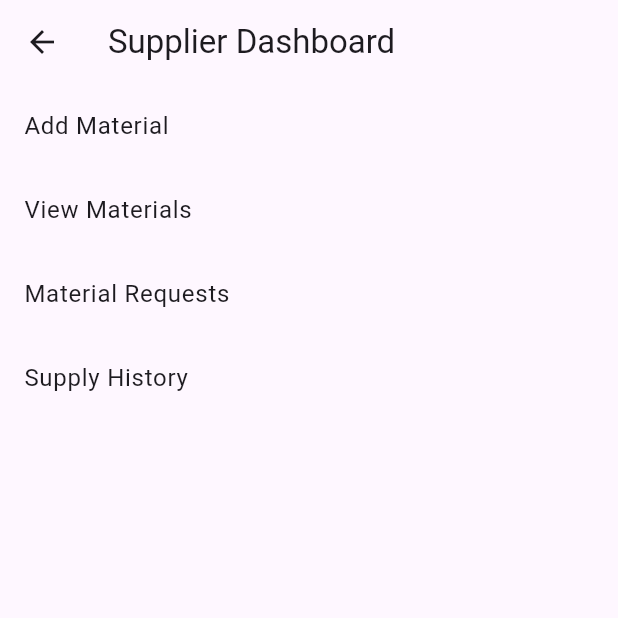
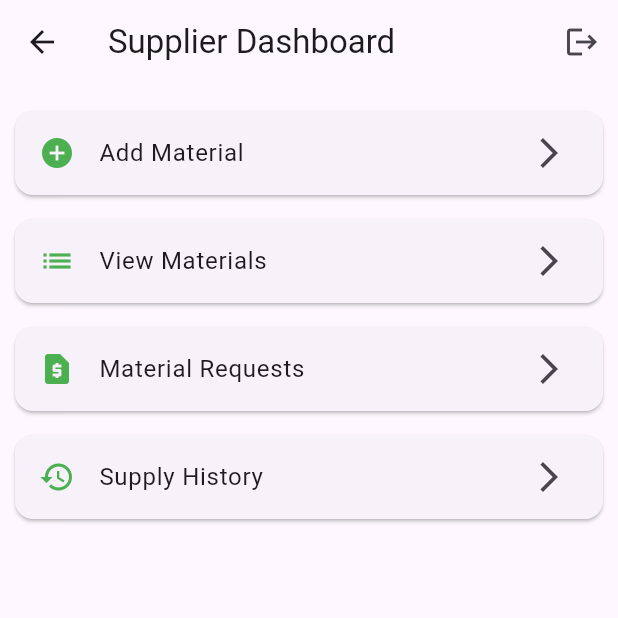
Before and after one commit to Abis641/footwear_mms_v2, a Flutter app: the SupplierDashboard screen opened directly, on a phone screen of 412 x 824 dp, the top half of it. Run offline on Flutter 3.47's test engine with Material 3 defaults, Android fonts, the phone set to English and light mode, and no system bars; our stand-ins replace cloud_firestore, firebase_auth, firebase_core; accounts and stored records are empty.

Commit message:
Refactor Supplier Dashboard to use _buildCard method

```diff
--- a/lib/supplier/supplier_dashboard.dart
+++ b/lib/supplier/supplier_dashboard.dart
@@ -1,4 +1,7 @@
 import 'package:flutter/material.dart';
+import 'package:firebase_auth/firebase_auth.dart';
+
+import '../auth/login_screen.dart';
 import 'add_material_page.dart';
 import 'material_list_page.dart';
 import 'material_requests_page.dart';
@@ -10,39 +13,75 @@
   @override
   Widget build(BuildContext context) {
     return Scaffold(
-      appBar: AppBar(title: const Text("Supplier Dashboard")),
+      appBar: AppBar(
+        title: const Text("Supplier Dashboard"),
+        actions: [
+          IconButton(
+            icon: const Icon(Icons.logout),
+            onPressed: () async {
+              await FirebaseAuth.instance.signOut();
+
+              Navigator.pushAndRemoveUntil(
+                context,
+                MaterialPageRoute(
+                  builder: (_) => const LoginScreen(),
+                ),
+                (route) => false,
+              );
+            },
+          ),
+        ],
+      ),
+
       body: ListView(
+        padding: const EdgeInsets.all(10),
         children: [
-          ListTile(
-            title: const Text("Add Material"),
-            onTap: () => Navigator.push(
-              context,
-              MaterialPageRoute(builder: (_) => const AddMaterialPage()),
-            ),
+          _buildCard(
+            context,
+            title: "Add Material",
+            icon: Icons.add_circle,
+            page: const AddMaterialPage(),
           ),
-          ListTile(
-            title: const Text("View Materials"),
-            onTap: () => Navigator.push(
-              context,
-              MaterialPageRoute(builder: (_) => const MaterialListPage()),
-            ),
+          _buildCard(
+            context,
+            title: "View Materials",
+            icon: Icons.list,
+            page: const MaterialListPage(),
           ),
-          ListTile(
-            title: const Text("Material Requests"),
-            onTap: () => Navigator.push(
-              context,
-              MaterialPageRoute(builder: (_) => const MaterialRequestsPage()),
-            ),
+          _buildCard(
+            context,
+            title: "Material Requests",
+            icon: Icons.request_page,
+            page: const MaterialRequestsPage(),
           ),
-          ListTile(
-            title: const Text("Supply History"),
-            onTap: () => Navigator.push(
-              context,
-              MaterialPageRoute(builder: (_) => const SupplyHistoryPage()),
-            ),
+          _buildCard(
+            context,
+            title: "Supply History",
+            icon: Icons.history,
+            page: const SupplyHistoryPage(),
           ),
         ],
       ),
     );
   }
+
+  Widget _buildCard(
+    BuildContext context, {
+    required String title,
+    required IconData icon,
+    required Widget page,
+  }) {
+    return Card(
+      margin: const EdgeInsets.symmetric(vertical: 8),
+      child: ListTile(
+        leading: Icon(icon, color: Colors.green),
+        title: Text(title),
+        trailing: const Icon(Icons.arrow_forward_ios),
+        onTap: () => Navigator.push(
+          context,
+          MaterialPageRoute(builder: (_) => page),
+        ),
+      ),
+    );
+  }
 }
```
